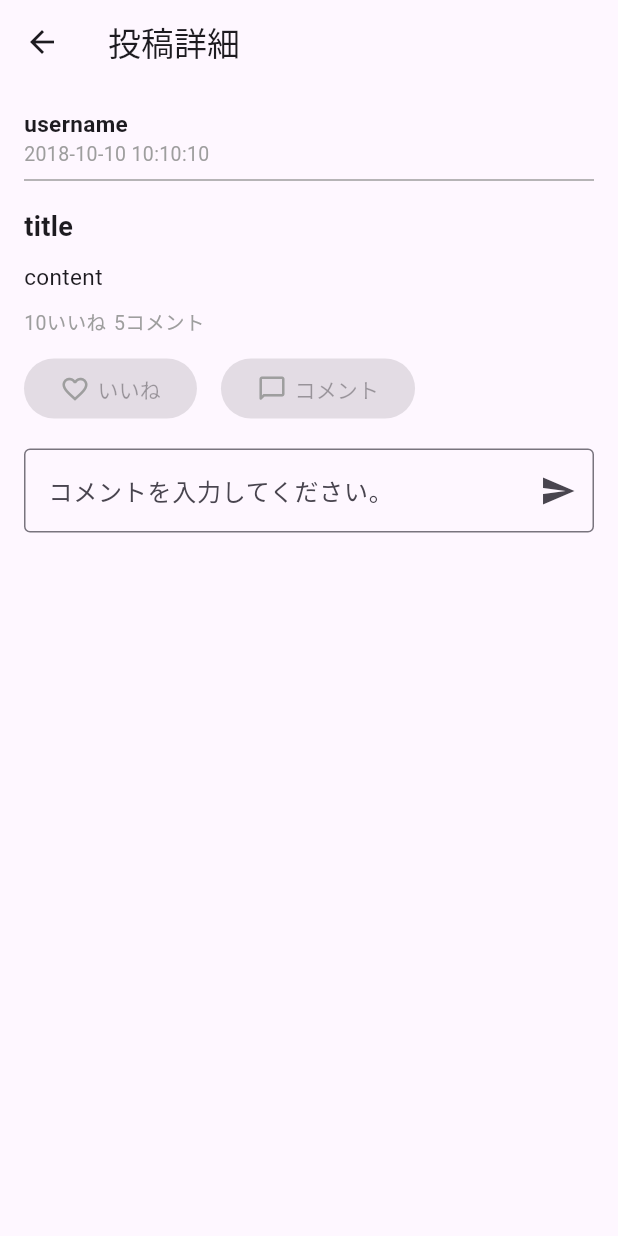
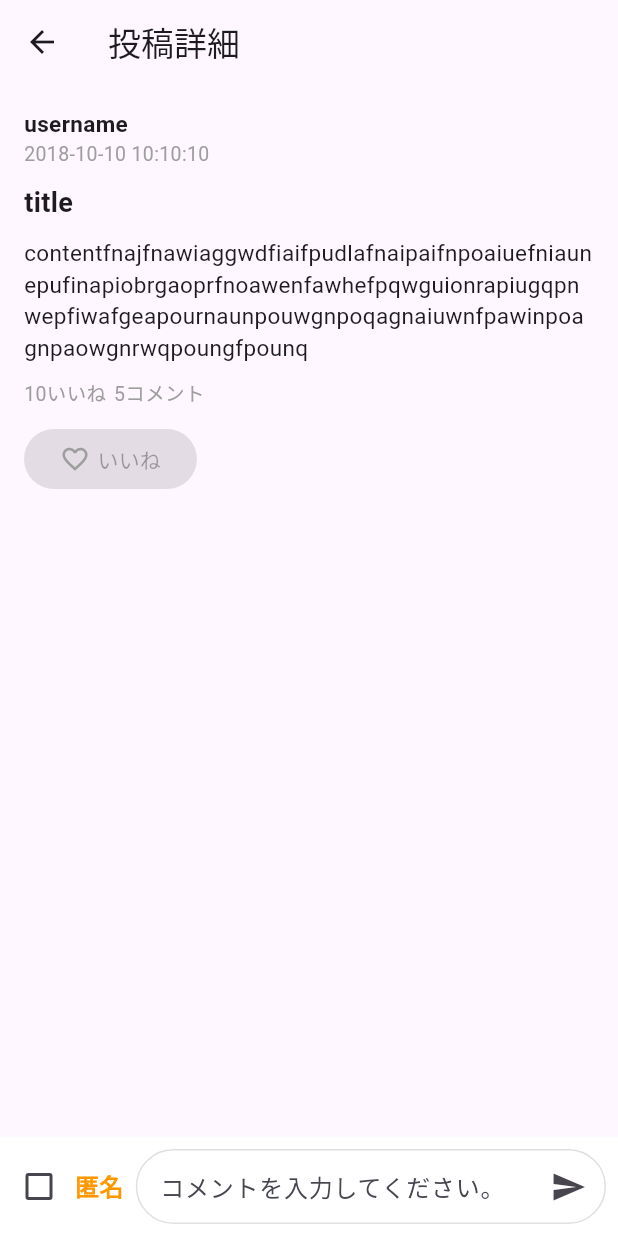
Before and after one commit to LiberaAnima/libera_flutter, a Flutter app: the PostSpecificPage screen opened directly with empty values, on a phone screen of 412 x 824 dp. Run offline on Flutter 3.47's test engine with Material 3 defaults, Android fonts, the phone set to English and light mode, and no system bars; our stand-ins replace cloud_firestore, firebase_auth, firebase_core, firebase_storage, flutter_chat_types, flutter_chat_ui and 2 more; accounts and stored records are empty.

```diff
--- a/lib/screen/post_specific.dart
+++ b/lib/screen/post_specific.dart
@@ -22,6 +22,7 @@ class PostSpecificPage extends StatefulWidget {
 
 class _PostSpecificPageState extends State<PostSpecificPage> {
   DocumentSnapshot? _post;
+  bool _isAnonymous = false;
 
   @override
   void initState() {
@@ -64,9 +65,6 @@ class _PostSpecificPageState extends State<PostSpecificPage> {
                         "2018-10-10 10:10:10",
                         style: TextStyle(fontSize: 13, color: Colors.grey),
                       ),
-                      Divider(
-                        color: Colors.grey,
-                      ),
                       SizedBox(height: 10),
                       Column(
                         crossAxisAlignment: CrossAxisAlignment.start,
@@ -80,7 +78,7 @@ class _PostSpecificPageState extends State<PostSpecificPage> {
                           ),
                           SizedBox(height: 10),
                           Text(
-                            "content",
+                            "contentfnajfnawiaggwdfiaifpudlafnaipaifnpoaiuefniaunepufinapiobrgaoprfnoawenfawhefpqwguionrapiugqpnwepfiwafgeapournaunpouwgnpoqagnaiuwnfpawinpoagnpaowgnrwqpoungfpounq",
                             style: TextStyle(fontSize: 15),
                           ),
                         ],
@@ -119,40 +117,72 @@ class _PostSpecificPageState extends State<PostSpecificPage> {
                               ],
                             ),
                           ),
-                          SizedBox(width: 16),
-                          FilledButton(
-                            onPressed: null,
-                            child: Row(
-                              children: [
-                                Icon(Icons.messenger_outline_rounded,
-                                    color: Colors.grey, size: 20),
-                                SizedBox(width: 5),
-                                Text('コメント'),
-                              ],
-                            ),
-                          ),
                         ],
                       ),
                     ],
                   ),
                 ),
                 Container(
-                  padding: EdgeInsets.symmetric(horizontal: 16),
-                ),
-                const Padding(
-                  padding: const EdgeInsets.symmetric(horizontal: 16.0),
-                  child: TextField(
-                    decoration: InputDecoration(
-                      border: OutlineInputBorder(),
-                      labelText: 'コメントを入力してください。',
-                      suffixIcon: Icon(Icons.send),
-                    ),
-                  ),
+                  padding: const EdgeInsets.symmetric(horizontal: 16),
                 ),
               ],
             )
           // Add more fields as needed
           : const Center(child: CircularProgressIndicator()),
+      bottomSheet: Container(
+        padding:
+            const EdgeInsets.only(left: 2.0, right: 8.0, top: 8.0, bottom: 8.0),
+        color: Colors.white,
+        child: Row(
+          mainAxisAlignment: MainAxisAlignment.start,
+          children: <Widget>[
+            Checkbox(
+              value: _isAnonymous,
+              onChanged: (bool? value) {
+                setState(() {
+                  _isAnonymous = value!;
+                });
+              },
+              fillColor: MaterialStateProperty.resolveWith((states) {
+                if (states.contains(MaterialState.selected)) {
+                  return Colors.orange;
+                }
+                return Colors.white;
+              }),
+            ),
+            const Text("匿名",
+                style: TextStyle(
+                  fontSize: 16,
+                  color: Colors.orange,
+                  fontWeight: FontWeight.bold,
+                )),
+            const SizedBox(width: 8),
+            Expanded(
+              child: Container(
+                decoration: BoxDecoration(
+                  border: Border.all(color: Colors.grey.shade300, width: 1),
+                  borderRadius: BorderRadius.circular(30),
+                ),
+                child: const Row(
+                  children: [
+                    Expanded(
+                      child: TextField(
+                        decoration: InputDecoration(
+                          hintText: 'コメントを入力してください。',
+                          border: InputBorder.none,
+                          contentPadding:
+                              EdgeInsets.only(top: 12, bottom: 5, left: 15),
+                          suffixIcon: Icon(Icons.send),
+                        ),
+                      ),
+                    ),
+                  ],
+                ),
+              ),
+            ),
+          ],
+        ),
+      ),
     );
   }
 }
```
